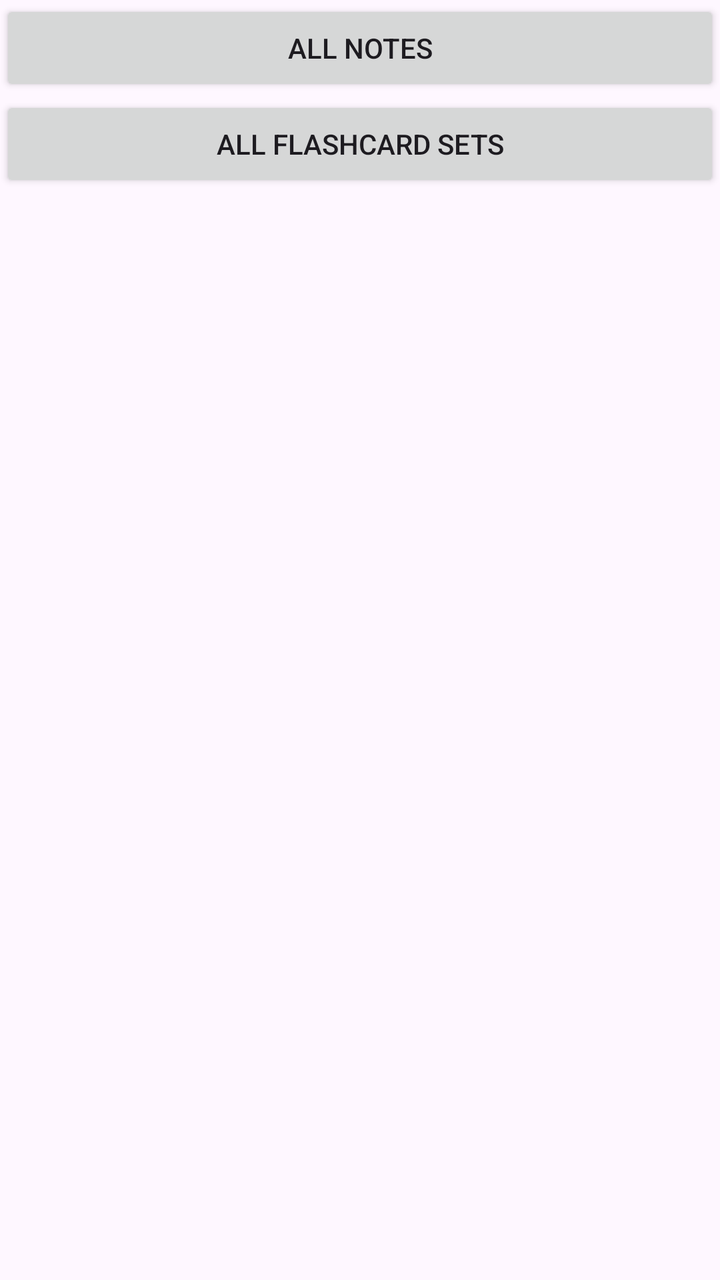
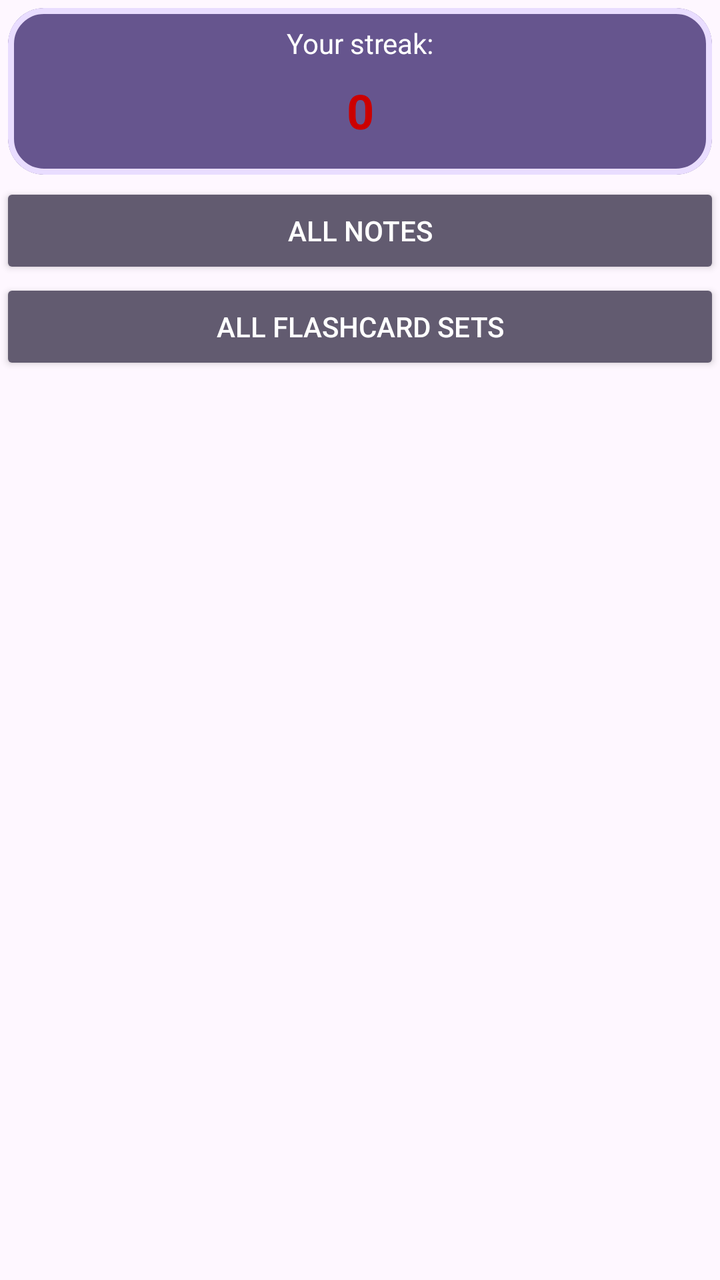

Two renders of the same Android screen: before a commit and after it. Below are the layout's source before the change and the commit's diff.
<!-- AndroidManifest.xml: application theme AppTheme -->
<!-- res/layout/fragment_home.xml -->
<?xml version="1.0" encoding="utf-8"?>
<FrameLayout xmlns:android="http://schemas.android.com/apk/res/android"
    xmlns:tools="http://schemas.android.com/tools"
    android:layout_width="match_parent"
    android:layout_height="match_parent"
    tools:context=".ui.main.HomeFragment">

    

    <LinearLayout
        android:layout_width="match_parent"
        android:layout_height="match_parent"
        android:orientation="vertical"
        >

        <Button
            android:id="@+id/buttonNotes"
            android:layout_width="match_parent"
            android:layout_height="wrap_content"
            android:text="All Notes" />

        <Button
            android:id="@+id/buttonFlashcardSets"
            android:layout_width="match_parent"
            android:layout_height="wrap_content"
            android:text="All Flashcard Sets" />

    </LinearLayout>


</FrameLayout>
<!-- resources referenced by this layout -->
<resources>
  <color name="md_theme_primary">#66558E</color>
  <color name="md_theme_onPrimary">#FFFFFF</color>
  <color name="md_theme_primaryContainer">#E9DDFF</color>
  <color name="md_theme_onPrimaryContainer">#210F47</color>
  <color name="md_theme_secondary">#625B70</color>
  <color name="md_theme_onSecondary">#FFFFFF</color>
  <color name="md_theme_secondaryContainer">#E8DEF8</color>
  <color name="md_theme_onSecondaryContainer">#1E192B</color>
  <color name="md_theme_tertiary">#7E525F</color>
  <color name="md_theme_onTertiary">#FFFFFF</color>
  <color name="md_theme_tertiaryContainer">#FFD9E2</color>
  <color name="md_theme_onTertiaryContainer">#31101C</color>
  <color name="md_theme_error">#BA1A1A</color>
  <color name="md_theme_onError">#FFFFFF</color>
  <color name="md_theme_errorContainer">#FFDAD6</color>
  <color name="md_theme_onErrorContainer">#410002</color>
  <color name="md_theme_background">#FEF7FF</color>
  <color name="md_theme_onBackground">#1D1B20</color>
  <color name="md_theme_surface">#FEF7FF</color>
  <color name="md_theme_onSurface">#1D1B20</color>
  <color name="md_theme_surfaceVariant">#E7E0EB</color>
  <color name="md_theme_onSurfaceVariant">#49454E</color>
  <color name="md_theme_outline">#7A757F</color>
  <color name="md_theme_outlineVariant">#CAC4CF</color>
  <color name="md_theme_inverseSurface">#322F35</color>
  <color name="md_theme_inverseOnSurface">#F5EFF7</color>
  <color name="md_theme_inversePrimary">#D0BCFE</color>
  <color name="md_theme_primaryFixed">#E9DDFF</color>
  <color name="md_theme_onPrimaryFixed">#210F47</color>
  <color name="md_theme_primaryFixedDim">#D0BCFE</color>
  <color name="md_theme_onPrimaryFixedVariant">#4E3D75</color>
  <color name="md_theme_secondaryFixed">#E8DEF8</color>
  <color name="md_theme_onSecondaryFixed">#1E192B</color>
  <color name="md_theme_secondaryFixedDim">#CCC2DB</color>
  <color name="md_theme_onSecondaryFixedVariant">#4A4458</color>
  <color name="md_theme_tertiaryFixed">#FFD9E2</color>
  <color name="md_theme_onTertiaryFixed">#31101C</color>
  <color name="md_theme_tertiaryFixedDim">#F0B8C7</color>
  <color name="md_theme_onTertiaryFixedVariant">#633B47</color>
  <color name="md_theme_surfaceDim">#DED8E0</color>
  <color name="md_theme_surfaceBright">#FEF7FF</color>
  <color name="md_theme_surfaceContainerLowest">#FFFFFF</color>
  <color name="md_theme_surfaceContainerLow">#F8F1FA</color>
  <color name="md_theme_surfaceContainer">#F2ECF4</color>
  <color name="md_theme_surfaceContainerHigh">#ECE6EE</color>
  <color name="md_theme_surfaceContainerHighest">#E6E0E8</color>
  <!-- unchanged entries left out for length: 1 -->
</resources>

<!-- the commit's change to res/layout/fragment_home.xml (unified diff, before → after) -->
@@ -3,9 +3,8 @@
     xmlns:tools="http://schemas.android.com/tools"
     android:layout_width="match_parent"
     android:layout_height="match_parent"
+    xmlns:app="http://schemas.android.com/apk/res-auto"
     tools:context=".ui.main.HomeFragment">
-
-    
 
     <LinearLayout
         android:layout_width="match_parent"
@@ -13,17 +12,64 @@
         android:orientation="vertical"
         >
 
+        <com.google.android.material.card.MaterialCardView
+            android:layout_width="match_parent"
+            android:layout_height="wrap_content"
+            android:layout_margin="4dp"
+            app:cardCornerRadius="18dp"
+            android:backgroundTint="@color/md_theme_primary"
+            app:strokeWidth="3dp"
+            app:strokeColor="@color/md_theme_primaryContainer"
+            >
+
+            <LinearLayout
+                android:layout_width="match_parent"
+                android:layout_height="match_parent"
+                android:orientation="vertical"
+                android:padding="8dp"
+                >
+
+                <TextView
+                    android:text="Your streak:"
+                    android:layout_width="match_parent"
+                    android:layout_height="wrap_content"
+                    android:textColor="@color/md_theme_onPrimary"
+                    android:gravity="center"
+                    />
+
+                <TextView
+                    android:id="@+id/streak"
+                    android:layout_width="match_parent"
+                    android:layout_height="wrap_content"
+                    android:layout_margin="8dp"
+                    android:gravity="center"
+                    android:textStyle="bold"
+                    android:textSize="24sp"
+                    android:textColor="@android:color/holo_red_dark"
+                    android:text="0"
+                    />
+
+            </LinearLayout>
+
+        </com.google.android.material.card.MaterialCardView>
+
         <Button
             android:id="@+id/buttonNotes"
             android:layout_width="match_parent"
             android:layout_height="wrap_content"
-            android:text="All Notes" />
+            android:text="All Notes"
+            android:backgroundTint="@color/md_theme_secondary"
+            android:textColor="@color/md_theme_onSecondary"
+            />
 
         <Button
             android:id="@+id/buttonFlashcardSets"
             android:layout_width="match_parent"
             android:layout_height="wrap_content"
-            android:text="All Flashcard Sets" />
+            android:text="All Flashcard Sets"
+            android:backgroundTint="@color/md_theme_secondary"
+            android:textColor="@color/md_theme_onSecondary"
+            />
 
     </LinearLayout>
 
